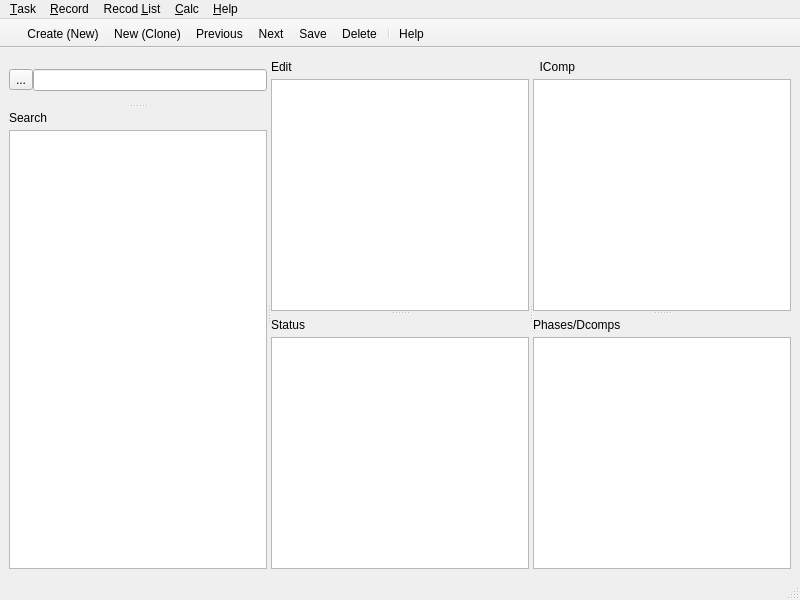
Above: gfshell2/dialogs/FITMainWindow.ui from gemshub/gemsfits before the change. Below: the same form after it.
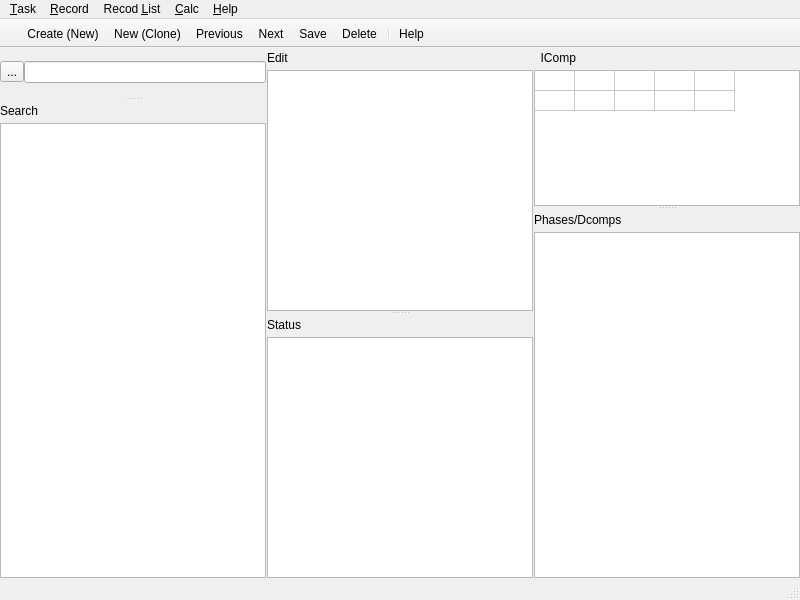
That is the form after the change. Icons and pictures are not drawn.

What changed in the file:
```diff
--- a/gfshell2/dialogs/FITMainWindow.ui
+++ b/gfshell2/dialogs/FITMainWindow.ui
@@ -15,11 +15,29 @@
   </property>
   <widget class="QWidget" name="centralwidget">
    <layout class="QHBoxLayout" name="horizontalLayout">
+    <property name="spacing">
+     <number>0</number>
+    </property>
+    <property name="leftMargin">
+     <number>0</number>
+    </property>
+    <property name="topMargin">
+     <number>0</number>
+    </property>
+    <property name="rightMargin">
+     <number>0</number>
+    </property>
+    <property name="bottomMargin">
+     <number>0</number>
+    </property>
     <item>
      <widget class="QSplitter" name="splV">
       <property name="orientation">
        <enum>Qt::Horizontal</enum>
       </property>
+      <property name="handleWidth">
+       <number>1</number>
+      </property>
       <property name="childrenCollapsible">
        <bool>false</bool>
       </property>
@@ -248,7 +266,51 @@
              </widget>
             </item>
             <item>
-             <widget class="QTableWidget" name="tableIComp"/>
+             <widget class="QTableWidget" name="tableIComp">
+              <property name="sizeAdjustPolicy">
+               <enum>QAbstractScrollArea::AdjustToContents</enum>
+              </property>
+              <property name="editTriggers">
+               <set>QAbstractItemView::NoEditTriggers</set>
+              </property>
+              <property name="dragEnabled">
+               <bool>true</bool>
+              </property>
+              <property name="defaultDropAction">
+               <enum>Qt::CopyAction</enum>
+              </property>
+              <property name="selectionMode">
+               <enum>QAbstractItemView::SingleSelection</enum>
+              </property>
+              <property name="rowCount">
+               <number>2</number>
+              </property>
+              <property name="columnCount">
+               <number>5</number>
+              </property>
+              <attribute name="horizontalHeaderVisible">
+               <bool>false</bool>
+              </attribute>
+              <attribute name="horizontalHeaderDefaultSectionSize">
+               <number>40</number>
+              </attribute>
+              <attribute name="horizontalHeaderMinimumSectionSize">
+               <number>10</number>
+              </attribute>
+              <attribute name="verticalHeaderVisible">
+               <bool>false</bool>
+              </attribute>
+              <attribute name="verticalHeaderDefaultSectionSize">
+               <number>20</number>
+              </attribute>
+              <row/>
+              <row/>
+              <column/>
+              <column/>
+              <column/>
+              <column/>
+              <column/>
+             </widget>
             </item>
            </layout>
           </widget>
@@ -277,7 +339,25 @@
              </widget>
             </item>
             <item>
-             <widget class="QListWidget" name="listPhases"/>
+             <widget class="QTreeWidget" name="listPhases">
+              <property name="editTriggers">
+               <set>QAbstractItemView::NoEditTriggers</set>
+              </property>
+              <property name="tabKeyNavigation">
+               <bool>true</bool>
+              </property>
+              <property name="dragEnabled">
+               <bool>true</bool>
+              </property>
+              <attribute name="headerVisible">
+               <bool>false</bool>
+              </attribute>
+              <column>
+               <property name="text">
+                <string notr="true">1</string>
+               </property>
+              </column>
+             </widget>
             </item>
            </layout>
           </widget>
```
